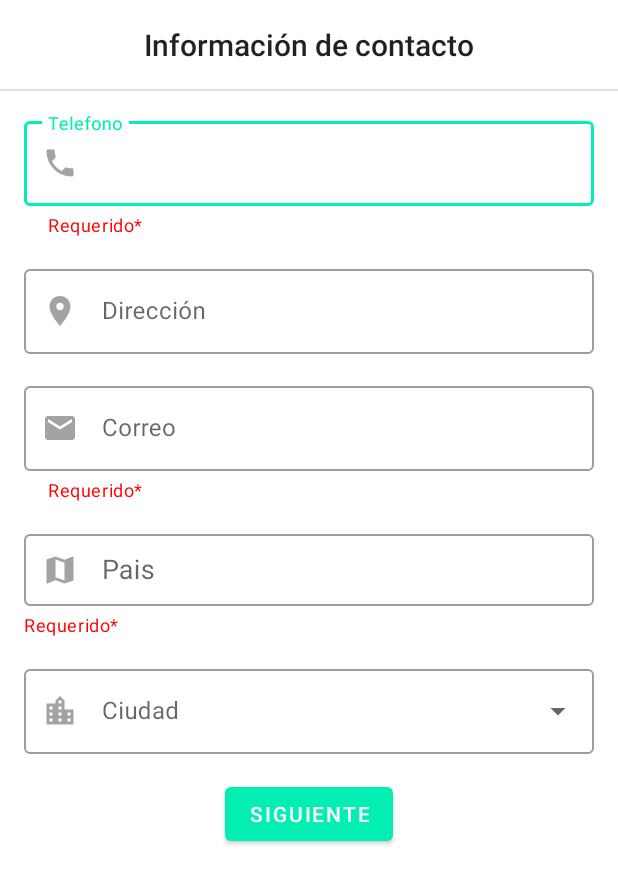
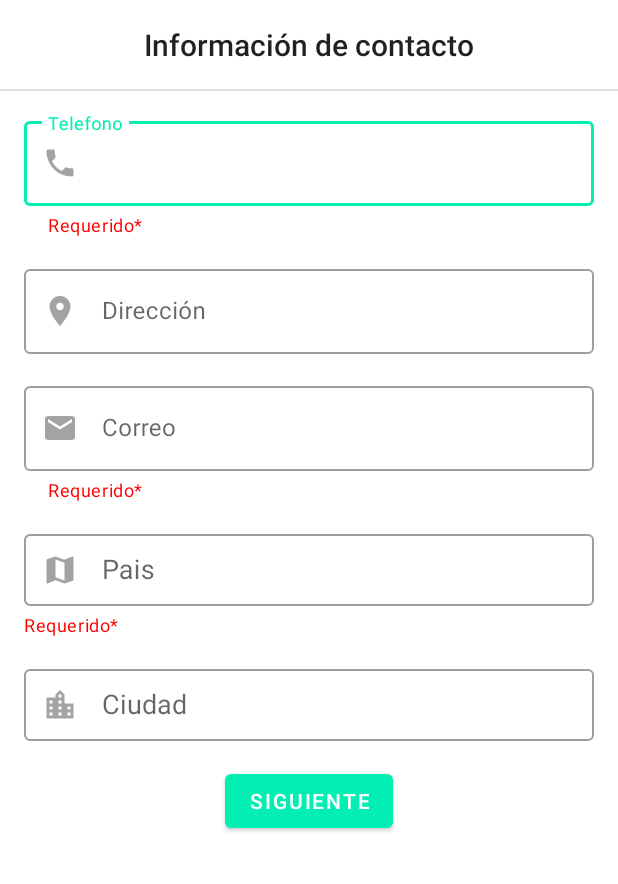
Before and after one commit to smarinoc/LabsCM20221-Gr04, an Android app: the ContactDataActivity screen opened directly, with no data from a screen before it, on a phone screen of 412 x 824 dp. Shown: the top 884 px of the screen. Run offline under Robolectric (Android 15) with nearby library versions, the phone set to English and light mode, and no system bars; Roboto replaces fonts that are not available here.

```diff
--- a/Lab1-UI/src/main/java/co/edu/udea/compumovil/gr04_20221/lab1/ContactDataActivity.kt
+++ b/Lab1-UI/src/main/java/co/edu/udea/compumovil/gr04_20221/lab1/ContactDataActivity.kt
@@ -14,6 +14,10 @@ class ContactDataActivity : AppCompatActivity() {
     override fun onCreate(savedInstanceState: Bundle?) {
         super.onCreate(savedInstanceState)
         setContentView(R.layout.activity_contact_data)
+        val cities = resources.getStringArray(R.array.array_español_cities)
+        val cityAdapter = ArrayAdapter(this, R.layout.list_item, cities)
+        val autoCity = findViewById<AutoCompleteTextView>(R.id.autoCompleteCity)
+        autoCity.setAdapter(cityAdapter)
         val countries = resources.getStringArray(R.array.array_español_countries)
         val countryAdapter = ArrayAdapter(this, R.layout.list_item, countries)
         val autoCountry = findViewById<AutoCompleteTextView>(R.id.autoCompleteCountry)
@@ -30,14 +34,14 @@ class ContactDataActivity : AppCompatActivity() {
         val dateId = intent?.extras?.getString("bDate").toString()
         val gradeId = intent?.extras?.getString("grade").toString()
 
-        btnDone.setOnClickListener{
-            if(inputPhone.text.isNullOrBlank()){
+        btnDone.setOnClickListener {
+            if (inputPhone.text.isNullOrBlank()) {
                 inputPhone.setError(fieldError)
             } else {
-                if (inputEmail.text.isNullOrBlank()){
+                if (inputEmail.text.isNullOrBlank()) {
                     inputEmail.setError(fieldError)
                 } else {
-                    if (autoCountry.text.isNullOrBlank()){
+                    if (autoCountry.text.isNullOrBlank()) {
                         autoCountry.setError(fieldError)
                     } else {
                         Log.i("* Información personal *", "")
@@ -55,6 +59,7 @@ class ContactDataActivity : AppCompatActivity() {
                         if (!autoCountry.text.isNullOrBlank()) {
                             Log.i("Pais", autoCountry.text.toString())
                         }
+                        Log.i("Ciudad", autoCity.text.toString())
                     }
                 }
             }
--- a/Lab1-UI/src/main/res/layout-land/activity_contact_data.xml
+++ b/Lab1-UI/src/main/res/layout-land/activity_contact_data.xml
@@ -146,7 +146,7 @@
                 android:layout_width="match_parent"
                 android:layout_height="wrap_content"
                 android:imeOptions="actionDone"
-                android:inputType="none" />
+                android:inputType="text" />
         </com.google.android.material.textfield.TextInputLayout>
 
         <Button
--- a/Lab1-UI/src/main/res/layout/activity_contact_data.xml
+++ b/Lab1-UI/src/main/res/layout/activity_contact_data.xml
@@ -129,7 +129,7 @@
 
         <com.google.android.material.textfield.TextInputLayout
             android:id="@+id/editTextCity"
-            style="@style/Widget.MaterialComponents.TextInputLayout.OutlinedBox.ExposedDropdownMenu"
+            style="@style/Widget.MaterialComponents.TextInputLayout.OutlinedBox"
             android:layout_width="match_parent"
             android:layout_height="wrap_content"
             android:layout_marginStart="16dp"
@@ -146,7 +146,7 @@
                 android:layout_width="match_parent"
                 android:layout_height="wrap_content"
                 android:imeOptions="actionDone"
-                android:inputType="none" />
+                android:inputType="text" />
         </com.google.android.material.textfield.TextInputLayout>
 
         <Button
```
